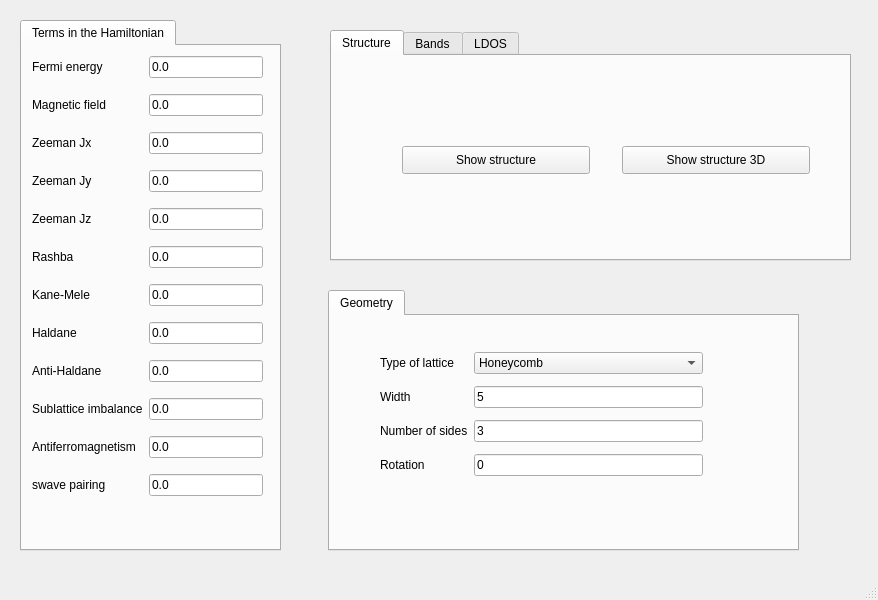
The window that development/interface-pyqt/0d/interface.ui (joselado/quantum-honeycomp) describes before a commit, drawn with Qt 5.
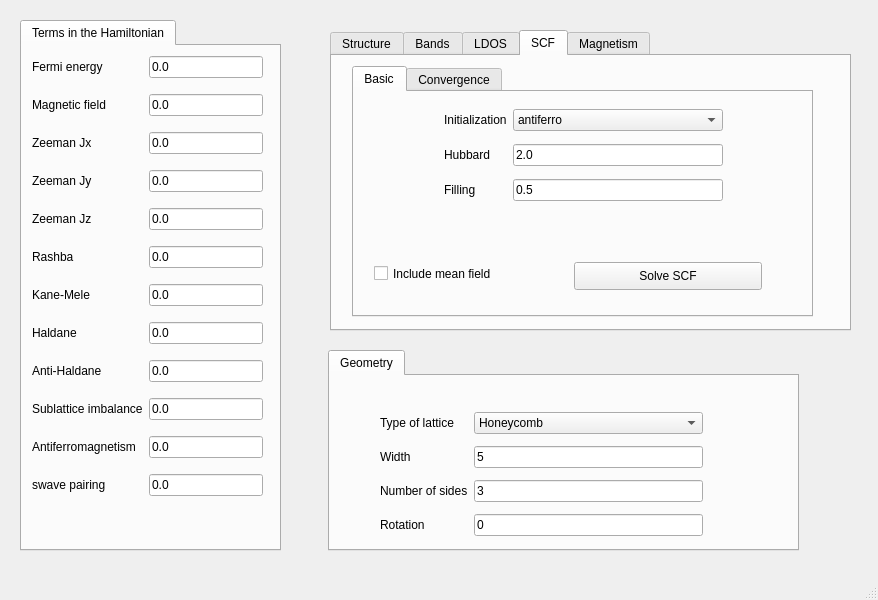
The same window after the commit.

What changed in the file:
```diff
--- a/development/interface-pyqt/0d/interface.ui
+++ b/development/interface-pyqt/0d/interface.ui
@@ -18,9 +18,9 @@
     <property name="geometry">
      <rect>
       <x>328</x>
-      <y>290</y>
+      <y>350</y>
       <width>471</width>
-      <height>261</height>
+      <height>201</height>
      </rect>
     </property>
     <property name="currentIndex">
@@ -341,11 +341,11 @@
       <x>330</x>
       <y>30</y>
       <width>521</width>
-      <height>231</height>
+      <height>301</height>
      </rect>
     </property>
     <property name="currentIndex">
-     <number>0</number>
+     <number>3</number>
     </property>
     <widget class="QWidget" name="tab_4">
      <attribute name="title">
@@ -533,6 +533,184 @@
       </layout>
      </widget>
     </widget>
+    <widget class="QWidget" name="tab">
+     <attribute name="title">
+      <string>SCF</string>
+     </attribute>
+     <widget class="QTabWidget" name="tabWidget_4">
+      <property name="geometry">
+       <rect>
+        <x>20</x>
+        <y>10</y>
+        <width>461</width>
+        <height>251</height>
+       </rect>
+      </property>
+      <property name="currentIndex">
+       <number>0</number>
+      </property>
+      <widget class="QWidget" name="tab_12">
+       <attribute name="title">
+        <string>Basic</string>
+       </attribute>
+       <widget class="QWidget" name="gridLayoutWidget_10">
+        <property name="geometry">
+         <rect>
+          <x>90</x>
+          <y>10</y>
+          <width>279</width>
+          <height>109</height>
+         </rect>
+        </property>
+        <layout class="QGridLayout" name="gridLayout_10">
+         <item row="0" column="1">
+          <widget class="QComboBox" name="scf_initialization">
+           <item>
+            <property name="text">
+             <string>antiferro</string>
+            </property>
+           </item>
+           <item>
+            <property name="text">
+             <string>ferro</string>
+            </property>
+           </item>
+           <item>
+            <property name="text">
+             <string>random</string>
+            </property>
+           </item>
+          </widget>
+         </item>
+         <item row="0" column="0">
+          <widget class="QLabel" name="label_22">
+           <property name="text">
+            <string>Initialization</string>
+           </property>
+          </widget>
+         </item>
+         <item row="1" column="0">
+          <widget class="QLabel" name="label_23">
+           <property name="text">
+            <string>Hubbard</string>
+           </property>
+          </widget>
+         </item>
+         <item row="1" column="1">
+          <widget class="QLineEdit" name="hubbard">
+           <property name="text">
+            <string>2.0</string>
+           </property>
+          </widget>
+         </item>
+         <item row="2" column="0">
+          <widget class="QLabel" name="label_34">
+           <property name="text">
+            <string>Filling</string>
+           </property>
+          </widget>
+         </item>
+         <item row="2" column="1">
+          <widget class="QLineEdit" name="filling_scf">
+           <property name="text">
+            <string>0.5</string>
+           </property>
+          </widget>
+         </item>
+        </layout>
+       </widget>
+       <widget class="QCheckBox" name="do_scf">
+        <property name="geometry">
+         <rect>
+          <x>20</x>
+          <y>170</y>
+          <width>179</width>
+          <height>23</height>
+         </rect>
+        </property>
+        <property name="text">
+         <string>Include mean field</string>
+        </property>
+       </widget>
+       <widget class="QPushButton" name="solve_scf">
+        <property name="geometry">
+         <rect>
+          <x>220</x>
+          <y>170</y>
+          <width>188</width>
+          <height>28</height>
+         </rect>
+        </property>
+        <property name="text">
+         <string>Solve SCF</string>
+        </property>
+       </widget>
+      </widget>
+      <widget class="QWidget" name="tab_11">
+       <attribute name="title">
+        <string>Convergence</string>
+       </attribute>
+       <widget class="QWidget" name="gridLayoutWidget_12">
+        <property name="geometry">
+         <rect>
+          <x>30</x>
+          <y>30</y>
+          <width>215</width>
+          <height>161</height>
+         </rect>
+        </property>
+        <layout class="QGridLayout" name="gridLayout_12">
+         <item row="0" column="0">
+          <widget class="QLabel" name="label_32">
+           <property name="text">
+            <string>Mixing</string>
+           </property>
+          </widget>
+         </item>
+         <item row="0" column="1">
+          <widget class="QLineEdit" name="mix_scf">
+           <property name="text">
+            <string>0.9</string>
+           </property>
+          </widget>
+         </item>
+         <item row="1" column="0">
+          <widget class="QLabel" name="label_33">
+           <property name="text">
+            <string>Smearing</string>
+           </property>
+          </widget>
+         </item>
+         <item row="1" column="1">
+          <widget class="QLineEdit" name="smearing_scf">
+           <property name="text">
+            <string>0.01</string>
+           </property>
+          </widget>
+         </item>
+        </layout>
+       </widget>
+      </widget>
+     </widget>
+    </widget>
+    <widget class="QWidget" name="tab_6">
+     <attribute name="title">
+      <string>Magnetism</string>
+     </attribute>
+     <widget class="QPushButton" name="show_magnetism">
+      <property name="geometry">
+       <rect>
+        <x>120</x>
+        <y>110</y>
+        <width>191</width>
+        <height>27</height>
+       </rect>
+      </property>
+      <property name="text">
+       <string>Show magnetism</string>
+      </property>
+     </widget>
+    </widget>
    </widget>
   </widget>
   <widget class="QMenuBar" name="menubar">
```
